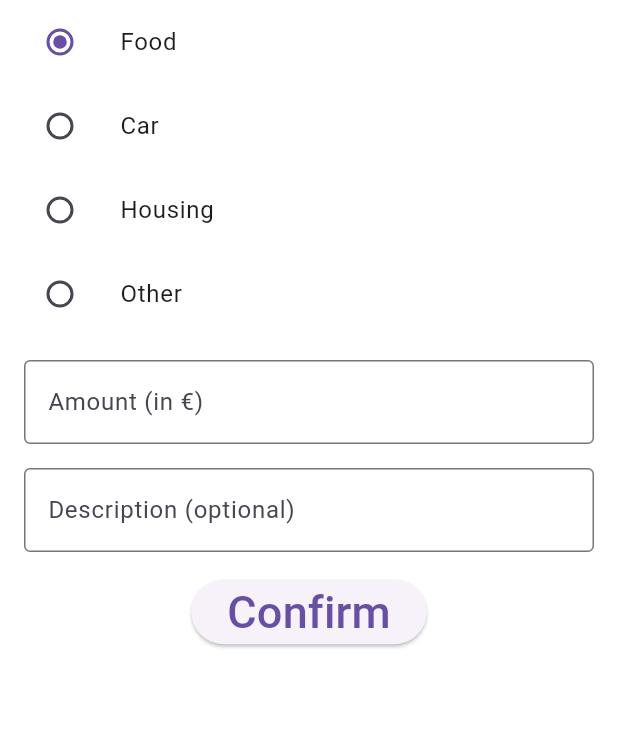
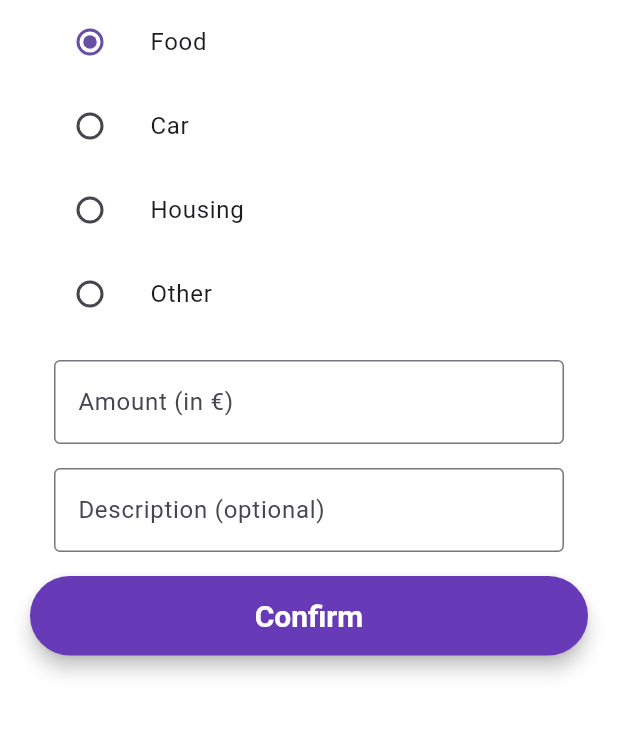
Before and after one commit to mathys-sansus/moulaManager, a Flutter app: the screen it shows after launch, after a tap on "Add an expense !", on a phone screen of 412 x 824 dp, the part 84-821 px from its top. Run offline on Flutter 3.47's test engine with Material 3 defaults, Android fonts, the phone set to English and light mode, and no system bars; our stand-ins replace fl_chart, sqflite; accounts and stored records are empty; generated files the repository leaves out were written again.

Commit message:
taille text Menu

```diff
--- a/lib/pages/ajouter_depense.dart
+++ b/lib/pages/ajouter_depense.dart
@@ -5,6 +5,7 @@ import 'package:moula_manager/model/depense.dart';
 import 'package:moula_manager/database/depense_database.dart';
 import 'package:flutter_gen/gen_l10n/app_localizations.dart';
 import 'package:moula_manager/widgets/customAppBar.dart';
+import 'package:moula_manager/widgets/custom_button.dart';
 
 class AjouterDepense extends StatefulWidget {
   const AjouterDepense({super.key, required this.valeurUnite, required this.boolSwitch});
@@ -66,7 +67,9 @@ class _AjouterDepenseState extends State<AjouterDepense> {
           parentContext: context,
           valeurUnite: widget.valeurUnite,
           boolSwitch: widget.boolSwitch),
-      body: Column(
+      body: Padding(
+        padding: const EdgeInsets.symmetric(horizontal: 20, vertical: 0),
+        child: Column(
           children: [
             ZoneSaisieAjoutRadioButton(
               typeController: _typeController,
@@ -76,17 +79,15 @@ class _AjouterDepenseState extends State<AjouterDepense> {
               descriptionController: _descriptionController,
               switchValue: widget.boolSwitch,
             ),
-          ElevatedButton(
+            CustomButton(
+                label: AppLocalizations.of(context)!.confirm,
                 onPressed: () {
                   FocusScope.of(context).unfocus();
                   _addDepense();
-            },
-            child: Text(
-              AppLocalizations.of(context)!.confirm,
-              style: TextStyle(fontSize: 30.0),
+                }
             ),
-          )
           ],
+        ),
       ),
     );
   }
--- a/lib/pages/menu.dart
+++ b/lib/pages/menu.dart
@@ -5,6 +5,7 @@ import 'package:moula_manager/pages/listeDepenses.dart';
 import 'package:moula_manager/pages/stats.dart';
 import 'package:flutter_gen/gen_l10n/app_localizations.dart';
 import 'package:moula_manager/widgets/customAppBar.dart';
+import 'package:moula_manager/widgets/custom_button.dart'; // Import du bouton
 
 import '../database/depense_database.dart';
 
@@ -19,11 +20,9 @@ class _MenuState extends State<Menu> {
   bool _switchValue = false;
   double _valeur_dollar = 1.11;
   double _valeur_euro = 1.00;
-  double _valeur_en_cour = 1.00; // Par défaut en euros
+  double _valeur_en_cour = 1.00;
 
-  // Méthode pour recharger les données de BudgetInfo
   void _refreshBudgetInfo() {
-    // Force la reconstruction de BudgetInfo en appelant setState
     setState(() {});
   }
 
@@ -54,12 +53,11 @@ class _MenuState extends State<Menu> {
             padding: const EdgeInsets.symmetric(horizontal: 20, vertical: 10),
             child: Column(
               children: [
-                // Modification ici : Utilisation de Row et Align
                 Row(
-                  mainAxisAlignment: MainAxisAlignment.start, // Aligner les éléments à gauche
+                  mainAxisAlignment: MainAxisAlignment.start,
                   children: [
                     Align(
-                      alignment: Alignment.centerLeft, // Aligner le switch à gauche
+                      alignment: Alignment.centerLeft,
                       child: Switch(
                         value: _switchValue,
                         onChanged: (newValue) {
@@ -70,7 +68,7 @@ class _MenuState extends State<Menu> {
                         },
                       ),
                     ),
-                    SizedBox(width: 5), // Espacement entre le switch et le label
+                    SizedBox(width: 5),
                     Text(
                       "\$",
                       style: TextStyle(fontSize: 20, fontWeight: FontWeight.w600),
@@ -78,13 +76,11 @@ class _MenuState extends State<Menu> {
                   ],
                 ),
                 SizedBox(height: 10),
-                // Fin de la modification
-                SizedBox(
-                  width: double.infinity,
-                  child: _buildCustomButton(
-                    context,
-                    AppLocalizations.of(context)!.buttonAddExpense,
-                        () async {
+
+                // ✅ Boutons remplacés par CustomButton
+                CustomButton(
+                  label: AppLocalizations.of(context)!.buttonAddExpense,
+                  onPressed: () async {
                     await Navigator.push(
                       context,
                       MaterialPageRoute(builder: (context) => AjouterDepense(
@@ -92,45 +88,40 @@ class _MenuState extends State<Menu> {
                         boolSwitch: _switchValue,
                       )),
                     );
-                      _refreshBudgetInfo(); // Rafraîchir BudgetInfo après le retour
+                    _refreshBudgetInfo();
                   },
                 ),
-                ),
                 SizedBox(height: 10),
-                SizedBox(
-                  width: double.infinity,
-                  child: _buildCustomButton(
-                    context,
-                    AppLocalizations.of(context)!.buttonStats,
-                        () async {
+
+                CustomButton(
+                  label: AppLocalizations.of(context)!.buttonStats,
+                  onPressed: () async {
                     await Navigator.push(
                       context,
                       MaterialPageRoute(builder: (context) => Statistiques(
                         database: DepenseDatabase.instance,
                         valeurUnite: _valeur_en_cour,
-                            boolSwitch: _switchValue,)
-                      ));
-                      _refreshBudgetInfo(); // Rafraîchir BudgetInfo après le retour
+                        boolSwitch: _switchValue,
+                      )),
+                    );
+                    _refreshBudgetInfo();
                   },
                 ),
-                ),
                 SizedBox(height: 10),
-                SizedBox(
-                  width: double.infinity,
-                  child: _buildCustomButton(
-                    context,
-                    AppLocalizations.of(context)!.buttonShowExpenses,
-                        () async {
+
+                CustomButton(
+                  label: AppLocalizations.of(context)!.buttonShowExpenses,
+                  onPressed: () async {
                     await Navigator.push(
                       context,
                       MaterialPageRoute(builder: (context) => ListeDepenses(
                         database: DepenseDatabase.instance,
                         valeurUnite: _valeur_en_cour,
-                          boolSwitch: _switchValue,)),
+                        boolSwitch: _switchValue,
+                      )),
                     );
-                      _refreshBudgetInfo(); // Rafraîchir BudgetInfo après le retour
+                    _refreshBudgetInfo();
                   },
-                  ),
                 ),
               ],
             ),
@@ -139,21 +130,4 @@ class _MenuState extends State<Menu> {
       ),
     );
   }
-
-  Widget _buildCustomButton(BuildContext context, String label, VoidCallback onPressed) {
-    return ElevatedButton(
-      onPressed: onPressed,
-      style: ElevatedButton.styleFrom(
-        foregroundColor: Colors.white,
-        backgroundColor: Colors.deepPurple,
-        padding: EdgeInsets.symmetric(vertical: 15),
-        shape: RoundedRectangleBorder(
-          borderRadius: BorderRadius.circular(30),
-        ),
-        elevation: 5,
-        textStyle: TextStyle(fontSize: 20, fontWeight: FontWeight.w600),
-      ),
-      child: Text(label),
-    );
 }
-}
--- /dev/null
+++ b/lib/variables/globals.dart
@@ -0,0 +1,6 @@
+// globals.dart
+
+bool boolSwitch = false;
+double valeur_dollar = 1.11;
+double valeur_euro = 1.00;
+double valeur_en_cour = 1.00;
--- a/lib/widgets/BudgetInfo.dart
+++ b/lib/widgets/BudgetInfo.dart
@@ -99,10 +99,10 @@ class _BudgetInfoState extends State<BudgetInfo> {
         ),
         title: Text(
           '${AppLocalizations.of(context)!.lookup(category)} : ${(value * widget.valeurUnite).toStringAsFixed(2)} ${widget.boolSwitch ? "\$" : "€"}',
-          style: const TextStyle(fontSize: 20, fontWeight: FontWeight.bold),
+          style: const TextStyle(fontSize: 17, fontWeight: FontWeight.bold),
         ),
         subtitle: Text('${AppLocalizations.of(context)!.lookup(category)} : ${(max * widget.valeurUnite).toStringAsFixed(2)} ${widget.boolSwitch ? "\$" : "€"}',
-            style: TextStyle(fontSize: 16, color: Colors.grey[700])),
+            style: TextStyle(fontSize: 14, color: Colors.grey[700])),
         trailing: _buildProgressIndicator(value, max, color),
       ),
     );
--- /dev/null
+++ b/lib/widgets/custom_button.dart
@@ -0,0 +1,33 @@
+import 'package:flutter/material.dart';
+
+class CustomButton extends StatelessWidget {
+  final String label;
+  final VoidCallback onPressed;
+
+  const CustomButton({
+    super.key,
+    required this.label,
+    required this.onPressed,
+  });
+
+  @override
+  Widget build(BuildContext context) {
+    return SizedBox(
+      width: double.infinity,
+      child: ElevatedButton(
+        onPressed: onPressed,
+        style: ElevatedButton.styleFrom(
+          foregroundColor: Colors.white,
+          backgroundColor: Colors.deepPurple,
+          padding: EdgeInsets.symmetric(vertical: 15),
+          shape: RoundedRectangleBorder(
+            borderRadius: BorderRadius.circular(30),
+          ),
+          elevation: 5,
+          textStyle: TextStyle(fontSize: 20, fontWeight: FontWeight.w600),
+        ),
+        child: Text(label),
+      ),
+    );
+  }
+}
```
Lines whose indentation alone changed are shown as unchanged.
